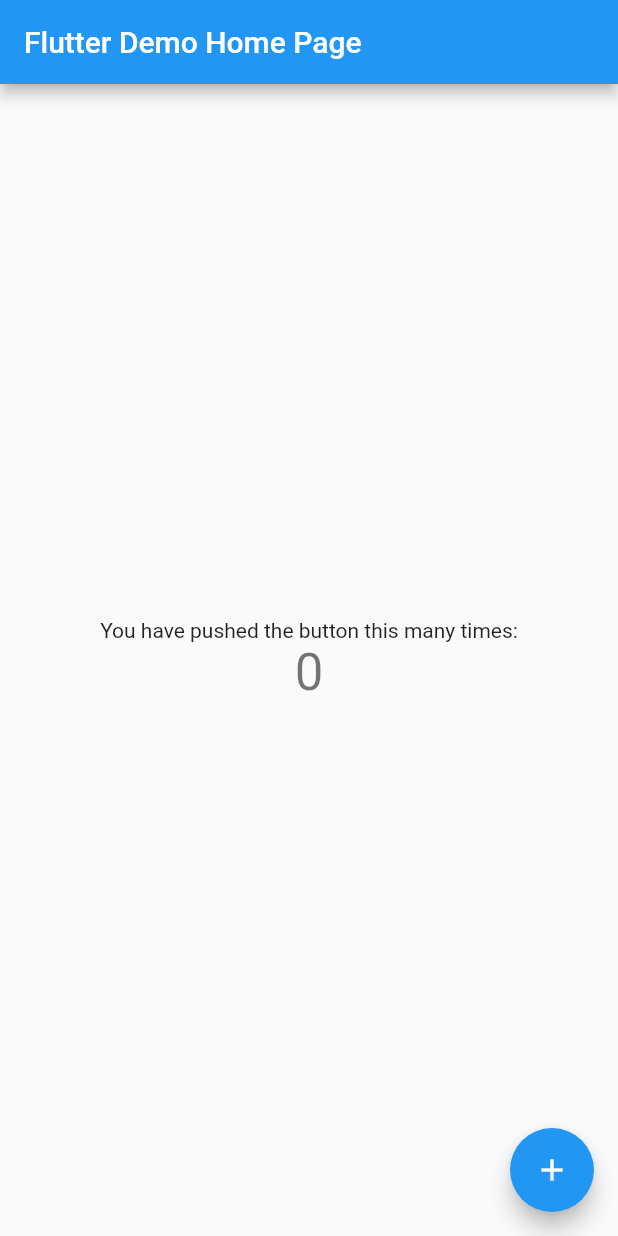
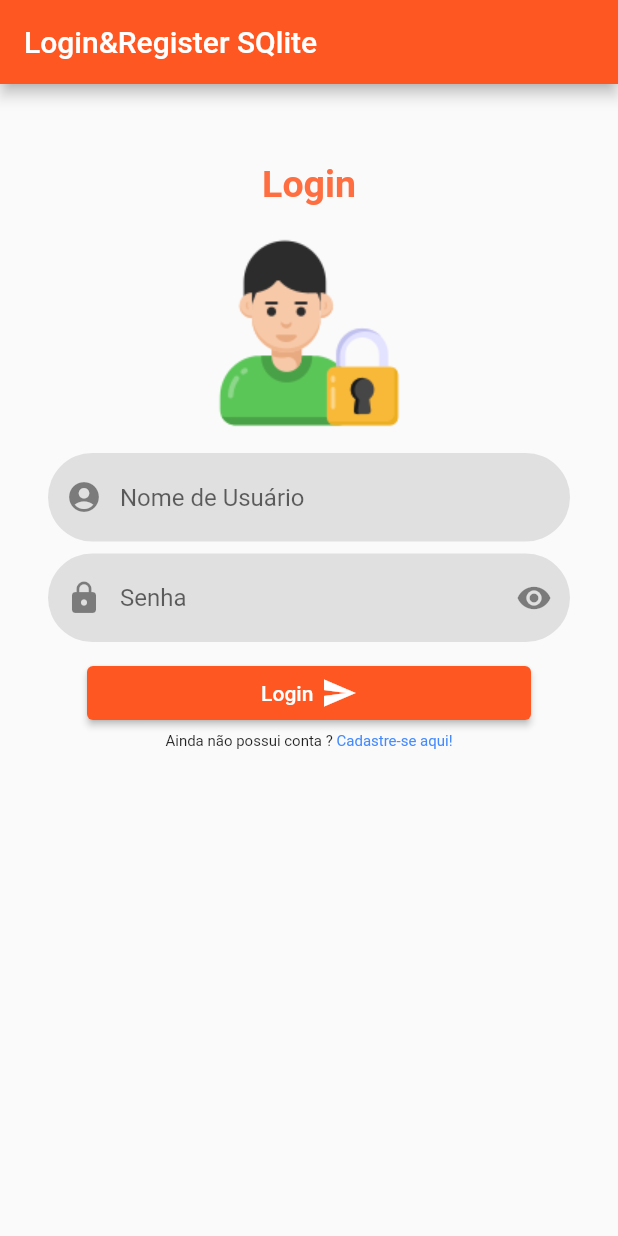
Before and after one commit to WesleyBarbosaMR/flutter_sqlite_login, a Flutter app: the screen it shows after launch, on a phone screen of 412 x 824 dp. Run offline on Flutter 3.47's test engine with Material 2 defaults, Android fonts, the phone set to English and light mode, and no system bars.

Commit message:
Basic Login&SignUp Created

```diff
--- a/flutter_sqlite_login/lib/main.dart
+++ b/flutter_sqlite_login/lib/main.dart
@@ -1,115 +1,25 @@
+// * Importing Libraries
+// * Flutter Libraries
 import 'package:flutter/material.dart';
 
+// * Project Libraries
+import 'package:flutter_sqlite_login/pages/login_page.dart';
+
+// * Running App
 void main() {
-  runApp(const MyApp());
+  runApp(MyApp());
 }
 
 class MyApp extends StatelessWidget {
-  const MyApp({Key? key}) : super(key: key);
-
-  // This widget is the root of your application.
   @override
   Widget build(BuildContext context) {
     return MaterialApp(
+      debugShowCheckedModeBanner: false,
       title: 'Flutter Demo',
       theme: ThemeData(
-        // This is the theme of your application.
-        //
-        // Try running your application with "flutter run". You'll see the
-        // application has a blue toolbar. Then, without quitting the app, try
-        // changing the primarySwatch below to Colors.green and then invoke
-        // "hot reload" (press "r" in the console where you ran "flutter run",
-        // or simply save your changes to "hot reload" in a Flutter IDE).
-        // Notice that the counter didn't reset back to zero; the application
-        // is not restarted.
-        primarySwatch: Colors.blue,
+        primarySwatch: Colors.deepOrange,
       ),
-      home: const MyHomePage(title: 'Flutter Demo Home Page'),
+      home: LoginPage(),
     );
   }
 }
-
-class MyHomePage extends StatefulWidget {
-  const MyHomePage({Key? key, required this.title}) : super(key: key);
-
-  // This widget is the home page of your application. It is stateful, meaning
-  // that it has a State object (defined below) that contains fields that affect
-  // how it looks.
-
-  // This class is the configuration for the state. It holds the values (in this
-  // case the title) provided by the parent (in this case the App widget) and
-  // used by the build method of the State. Fields in a Widget subclass are
-  // always marked "final".
-
-  final String title;
-
-  @override
-  State<MyHomePage> createState() => _MyHomePageState();
-}
-
-class _MyHomePageState extends State<MyHomePage> {
-  int _counter = 0;
-
-  void _incrementCounter() {
-    setState(() {
-      // This call to setState tells the Flutter framework that something has
-      // changed in this State, which causes it to rerun the build method below
-      // so that the display can reflect the updated values. If we changed
-      // _counter without calling setState(), then the build method would not be
-      // called again, and so nothing would appear to happen.
-      _counter++;
-    });
-  }
-
-  @override
-  Widget build(BuildContext context) {
-    // This method is rerun every time setState is called, for instance as done
-    // by the _incrementCounter method above.
-    //
-    // The Flutter framework has been optimized to make rerunning build methods
-    // fast, so that you can just rebuild anything that needs updating rather
-    // than having to individually change instances of widgets.
-    return Scaffold(
-      appBar: AppBar(
-        // Here we take the value from the MyHomePage object that was created by
-        // the App.build method, and use it to set our appbar title.
-        title: Text(widget.title),
-      ),
-      body: Center(
-        // Center is a layout widget. It takes a single child and positions it
-        // in the middle of the parent.
-        child: Column(
-          // Column is also a layout widget. It takes a list of children and
-          // arranges them vertically. By default, it sizes itself to fit its
-          // children horizontally, and tries to be as tall as its parent.
-          //
-          // Invoke "debug painting" (press "p" in the console, choose the
-          // "Toggle Debug Paint" action from the Flutter Inspector in Android
-          // Studio, or the "Toggle Debug Paint" command in Visual Studio Code)
-          // to see the wireframe for each widget.
-          //
-          // Column has various properties to control how it sizes itself and
-          // how it positions its children. Here we use mainAxisAlignment to
-          // center the children vertically; the main axis here is the vertical
-          // axis because Columns are vertical (the cross axis would be
-          // horizontal).
-          mainAxisAlignment: MainAxisAlignment.center,
-          children: <Widget>[
-            const Text(
-              'You have pushed the button this many times:',
-            ),
-            Text(
-              '$_counter',
-              style: Theme.of(context).textTheme.headline4,
-            ),
-          ],
-        ),
-      ),
-      floatingActionButton: FloatingActionButton(
-        onPressed: _incrementCounter,
-        tooltip: 'Increment',
-        child: const Icon(Icons.add),
-      ), // This trailing comma makes auto-formatting nicer for build methods.
-    );
-  }
-}
--- /dev/null
+++ b/flutter_sqlite_login/lib/pages/login_page.dart
@@ -0,0 +1,172 @@
+// * Import Libraries
+// * Flutter Libraries
+import 'package:flutter/material.dart';
+import 'package:flutter_sqlite_login/pages/register_page.dart';
+
+class LoginPage extends StatefulWidget {
+  const LoginPage({Key? key}) : super(key: key);
+
+  @override
+  _LoginPageState createState() => _LoginPageState();
+}
+
+class _LoginPageState extends State<LoginPage> {
+  @override
+  Widget build(BuildContext context) {
+    return Scaffold(
+      appBar: AppBar(
+        title: Text('Login&Register SQlite', textAlign: TextAlign.center),
+      ),
+      body: SingleChildScrollView(
+        scrollDirection: Axis.vertical,
+        child: Container(
+          margin: EdgeInsets.all(32.0),
+          child: Center(
+            child: Column(
+              mainAxisAlignment: MainAxisAlignment.center,
+              children: [
+                SizedBox(height: 20.0),
+                // * Page Title
+                Text(
+                  'Login',
+                  style: TextStyle(
+                    fontSize: 25.0,
+                    fontWeight: FontWeight.bold,
+                    color: Colors.deepOrangeAccent,
+                  ),
+                ),
+                SizedBox(height: 10.0),
+                // * Asset login image
+                Image.asset(
+                  "assets/images/login_image.png",
+                  height: 150.0,
+                  width: 150.0,
+                ),
+                SizedBox(height: 5.0),
+                // * User Name Field
+                TextFormField(
+                  decoration: InputDecoration(
+                    hintText: 'Nome de Usuário',
+
+                    // * Input Decoration
+                    // * Field Icons
+                    prefixIcon: Icon(Icons.account_circle),
+                    // * BG Decoration
+                    fillColor: Colors.grey[300],
+                    filled: true,
+                    // * Border Decoration
+                    enabledBorder: OutlineInputBorder(
+                      borderRadius: BorderRadius.all(
+                        Radius.circular(30.0),
+                      ),
+                      borderSide: BorderSide(color: Colors.transparent),
+                    ),
+                    focusedBorder: OutlineInputBorder(
+                      borderRadius: BorderRadius.all(
+                        Radius.circular(30.0),
+                      ),
+                      borderSide: BorderSide(color: Colors.lightGreen),
+                    ),
+                    errorBorder: OutlineInputBorder(
+                      borderRadius: BorderRadius.all(
+                        Radius.circular(30.0),
+                      ),
+                      borderSide: BorderSide(color: Colors.redAccent),
+                    ),
+                  ),
+                ),
+                SizedBox(height: 8.0),
+                // * Password Field
+                TextFormField(
+                  obscureText: true,
+                  decoration: InputDecoration(
+                    hintText: 'Senha',
+
+                    // * Input Decoration
+                    // * Field Icons
+                    prefixIcon: Icon(Icons.lock),
+                    suffixIcon: Icon(Icons.remove_red_eye),
+                    // * BG Decoration
+                    fillColor: Colors.grey[300],
+                    filled: true,
+                    // * Border Decoration
+                    enabledBorder: OutlineInputBorder(
+                      borderRadius: BorderRadius.all(
+                        Radius.circular(30.0),
+                      ),
+                      borderSide: BorderSide(color: Colors.transparent),
+                    ),
+                    focusedBorder: OutlineInputBorder(
+                      borderRadius: BorderRadius.all(
+                        Radius.circular(30.0),
+                      ),
+                      borderSide: BorderSide(color: Colors.lightGreen),
+                    ),
+                    errorBorder: OutlineInputBorder(
+                      borderRadius: BorderRadius.all(
+                        Radius.circular(30.0),
+                      ),
+                      borderSide: BorderSide(color: Colors.redAccent),
+                    ),
+                  ),
+                ),
+                SizedBox(height: 5.0),
+                // * Login Button
+                Container(
+                  padding: EdgeInsets.fromLTRB(26, 5, 26, 2),
+                  width: double.infinity,
+                  child: ElevatedButton(
+                    onPressed: () {},
+                    child: Row(
+                      mainAxisAlignment: MainAxisAlignment.center,
+                      crossAxisAlignment: CrossAxisAlignment.center,
+                      children: [
+                        Text('Login'),
+                        SizedBox(
+                          width: 5.0,
+                        ),
+                        Icon(Icons.send),
+                      ],
+                    ),
+                  ),
+                ),
+                // * Toggle Create Account
+                Container(
+                  child: Row(
+                    mainAxisAlignment: MainAxisAlignment.center,
+                    crossAxisAlignment: CrossAxisAlignment.center,
+                    children: [
+                      Text(
+                        'Ainda não possui conta ? ',
+                        style: TextStyle(
+                          fontSize: 10.0,
+                        ),
+                      ),
+                      GestureDetector(
+                        onTap: () {
+                          Navigator.push(
+                            context,
+                            MaterialPageRoute(
+                              builder: (context) => RegisterPage(),
+                            ),
+                          );
+                        },
+                        child: Text(
+                          'Cadastre-se aqui!',
+                          style: TextStyle(
+                            color: Colors.blueAccent,
+                            fontSize: 10.0,
+                          ),
+                        ),
+                      ),
+                    ],
+                  ),
+                )
+              ],
+            ),
+          ),
+        ),
+      ),
+    );
+  }
+}
```
Also changed, not shown: flutter_sqlite_login/lib/pages/register_page.dart (added, +275 -0 lines), flutter_sqlite_login/pubspec.yaml (+3 -6 lines), flutter_sqlite_login/assets/images/login_image.png (added), flutter_sqlite_login/lib/pages/home_page.dart (added).
